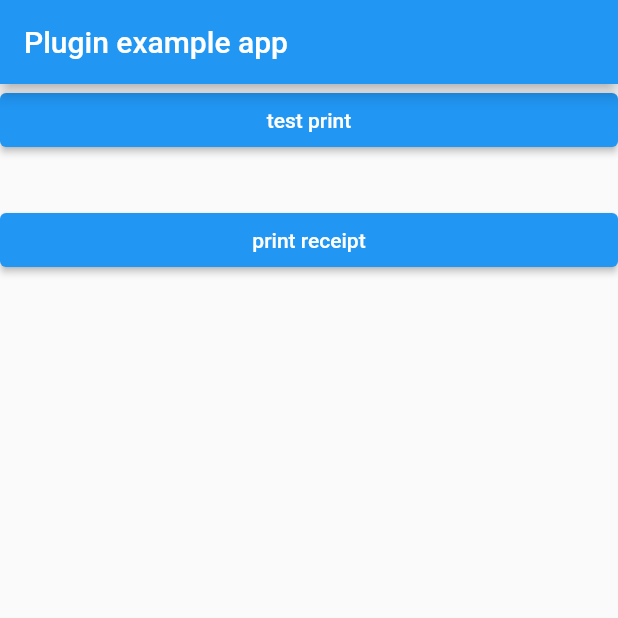
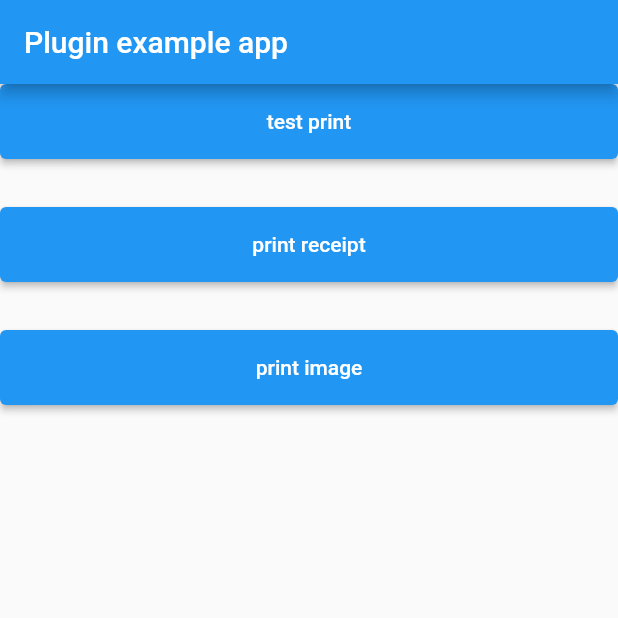
Before and after one commit to tranthanhvu/POS-Printer, a Flutter app: the screen it shows after launch, after a tap on "print receipt", on a phone screen of 412 x 824 dp, the top half of it. Run offline on Flutter 3.47's test engine with Material 2 defaults, Android fonts, the phone set to English and light mode, and no system bars; generated files the repository leaves out were written again.

Commit message:
Support image

```diff
--- a/example/lib/main.dart
+++ b/example/lib/main.dart
@@ -1,3 +1,5 @@
+import 'dart:convert';
+
 import 'package:flutter/material.dart';
 import 'dart:async';
 
@@ -51,10 +53,22 @@ class _MyAppState extends State<MyApp> {
     commands.add(Command.text(content: 'store name'));
     commands.add(Command.br());
     commands.add(Command.text(content: 'address'));
-    commands.add(Command.text(content: 'phone number'));
+    commands.add(Command.kv(key: 'phone number', value: '0123456789'));
     commands.add(Command.br());
     commands.add(Command.divider());
     commands.add(Command.text(content: 'thank you'));
+
+    await PosPrinter.print(commands);
+  }
+
+  _onPrintImage() async {
+    List<Command> commands = [];
+
+    ByteData data = await rootBundle.load("assets/icon_store.png");
+    List<int> imageBytes =
+        data.buffer.asUint8List(data.offsetInBytes, data.lengthInBytes);
+    String base64Image = base64Encode(imageBytes);
+    commands.add(Command.image(imgContent: base64Image));
 
     await PosPrinter.print(commands);
   }
@@ -75,12 +89,26 @@ class _MyAppState extends State<MyApp> {
               onPressed: () async {
                 await PosPrinter.testPrint();
               },
+              style: ElevatedButton.styleFrom(
+                minimumSize: Size(double.infinity, 50),
+              ),
               child: Text('test print'),
             ),
             const SizedBox(height: 32),
             ElevatedButton(
               onPressed: _onPrintReceipt,
+              style: ElevatedButton.styleFrom(
+                minimumSize: Size(double.infinity, 50),
+              ),
               child: Text('print receipt'),
+            ),
+            const SizedBox(height: 32),
+            ElevatedButton(
+              onPressed: _onPrintImage,
+              style: ElevatedButton.styleFrom(
+                minimumSize: Size(double.infinity, 50),
+              ),
+              child: Text('print image'),
             ),
           ],
         )),
--- a/example/pubspec.yaml
+++ b/example/pubspec.yaml
@@ -40,9 +40,8 @@ flutter:
   uses-material-design: true
 
   # To add assets to your application, add an assets section, like this:
-  # assets:
-  #   - images/a_dot_burr.jpeg
-  #   - images/a_dot_ham.jpeg
+  assets:
+    - assets/
 
   # An image asset can refer to one or more resolution-specific "variants", see
   # https://flutter.dev/assets-and-images/#resolution-aware.
--- a/lib/model/command.dart
+++ b/lib/model/command.dart
@@ -51,6 +51,7 @@ class Command {
     return Command(blocks: [
       Block(
         content: imgContent,
+        type: POSType.image,
         align: POSAlign.center,
       ),
       Block(type: POSType.linebreak),
```
Also changed, not shown: example/assets/icon_store.png (added), 1 other file.
